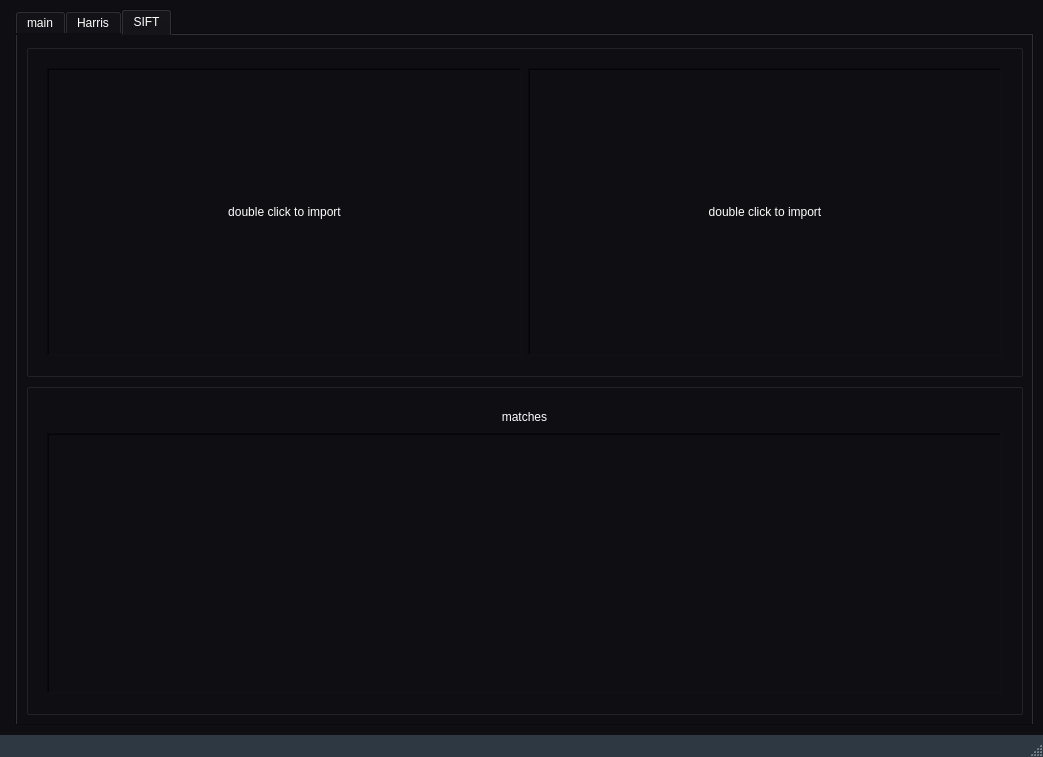
Before: the Qt Designer form ui.ui in Eagle-E-Y-E/KeyMatch, drawn with Qt 5.
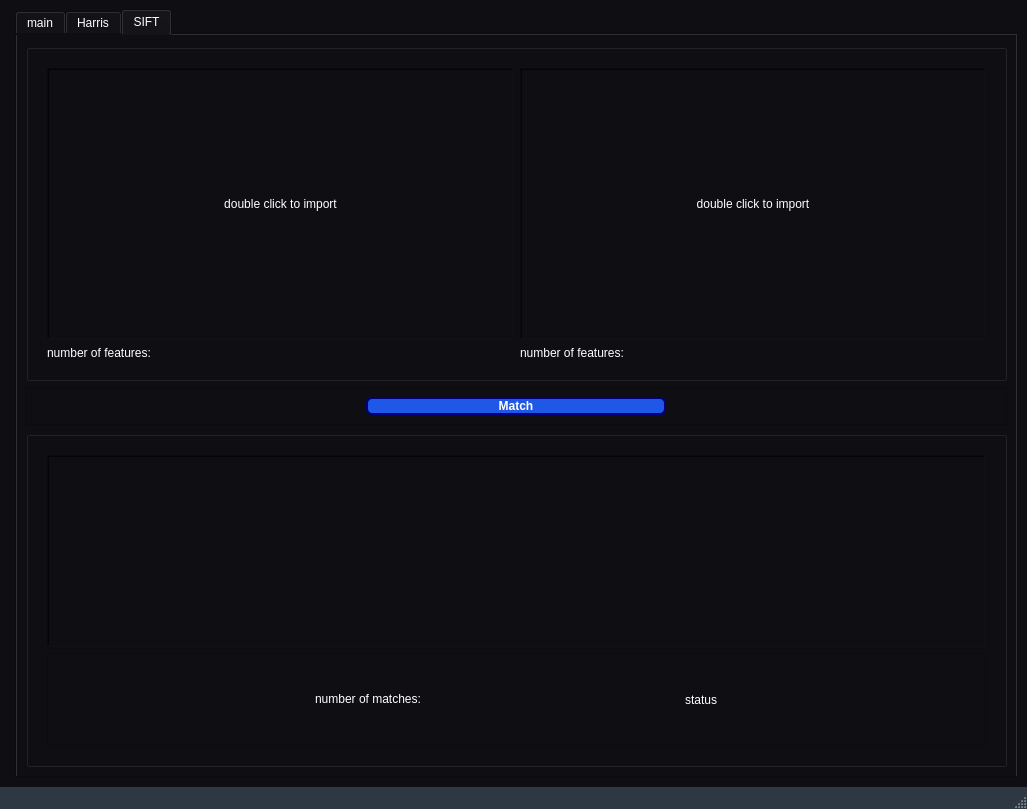
After: the same form once the commit is applied. The open tabs and pages were chosen to show the change. Icons and pictures are not drawn.

Diff of the .ui file:
```diff
--- a/ui.ui
+++ b/ui.ui
@@ -6,10 +6,16 @@
    <rect>
     <x>0</x>
     <y>0</y>
-    <width>1043</width>
-    <height>757</height>
+    <width>1027</width>
+    <height>809</height>
    </rect>
   </property>
+  <property name="sizePolicy">
+   <sizepolicy hsizetype="Preferred" vsizetype="Maximum">
+    <horstretch>0</horstretch>
+    <verstretch>0</verstretch>
+   </sizepolicy>
+  </property>
   <property name="windowTitle">
    <string>MainWindow</string>
   </property>
@@ -2197,8 +2203,8 @@
                  <property name="title">
                   <string/>
                  </property>
-                 <layout class="QHBoxLayout" name="horizontalLayout_10">
-                  <item>
+                 <layout class="QGridLayout" name="gridLayout">
+                  <item row="0" column="0">
                    <widget class="QLabel" name="SIFT_input_img1">
                     <property name="sizePolicy">
                      <sizepolicy hsizetype="Preferred" vsizetype="Preferred">
@@ -2235,7 +2241,30 @@
                     </property>
                    </widget>
                   </item>
-                  <item>
+                  <item row="1" column="0">
+                   <widget class="QLabel" name="num_features_img1">
+                    <property name="sizePolicy">
+                     <sizepolicy hsizetype="Preferred" vsizetype="Maximum">
+                      <horstretch>0</horstretch>
+                      <verstretch>0</verstretch>
+                     </sizepolicy>
+                    </property>
+                    <property name="text">
+                     <string>number of features: </string>
+                    </property>
+                   </widget>
+                  </item>
+                  <item row="1" column="1">
+                   <widget class="QLabel" name="num_features_img2">
+                    <property name="text">
+                     <string>number of features: </string>
+                    </property>
+                    <property name="alignment">
+                     <set>Qt::AlignLeading|Qt::AlignLeft|Qt::AlignVCenter</set>
+                    </property>
+                   </widget>
+                  </item>
+                  <item row="0" column="1">
                    <widget class="QLabel" name="SIFT_input_img2">
                     <property name="frameShape">
                      <enum>QFrame::WinPanel</enum>
@@ -2261,6 +2290,41 @@
           </layout>
          </widget>
         </item>
+        <item>
+         <widget class="QFrame" name="frame">
+          <property name="sizePolicy">
+           <sizepolicy hsizetype="Preferred" vsizetype="Maximum">
+            <horstretch>0</horstretch>
+            <verstretch>0</verstretch>
+           </sizepolicy>
+          </property>
+          <property name="frameShape">
+           <enum>QFrame::StyledPanel</enum>
+          </property>
+          <property name="frameShadow">
+           <enum>QFrame::Raised</enum>
+          </property>
+          <layout class="QHBoxLayout" name="horizontalLayout_10">
+           <item>
+            <widget class="QPushButton" name="match_btn">
+             <property name="maximumSize">
+              <size>
+               <width>300</width>
+               <height>16777215</height>
+              </size>
+             </property>
+             <property name="styleSheet">
+              <string notr="true">background-color: rgb(31, 87, 231);
+border-color: rgb(0, 0, 127);</string>
+             </property>
+             <property name="text">
+              <string>Match</string>
+             </property>
+            </widget>
+           </item>
+          </layout>
+         </widget>
+        </item>
         <item>
          <widget class="QGroupBox" name="groupBox_11">
           <property name="title">
@@ -2299,22 +2363,6 @@
                   <string/>
                  </property>
                  <layout class="QVBoxLayout" name="verticalLayout_26">
-                  <item>
-                   <widget class="QLabel" name="label_13">
-                    <property name="maximumSize">
-                     <size>
-                      <width>16777215</width>
-                      <height>20</height>
-                     </size>
-                    </property>
-                    <property name="text">
-                     <string>matches</string>
-                    </property>
-                    <property name="alignment">
-                     <set>Qt::AlignCenter</set>
-                    </property>
-                   </widget>
-                  </item>
                   <item>
                    <widget class="QGraphicsView" name="SIFT_output_img1_GV">
                     <property name="sizePolicy">
@@ -2331,6 +2379,53 @@
                     </property>
                    </widget>
                   </item>
+                  <item>
+                   <widget class="QFrame" name="frame_2">
+                    <property name="frameShape">
+                     <enum>QFrame::StyledPanel</enum>
+                    </property>
+                    <property name="frameShadow">
+                     <enum>QFrame::Raised</enum>
+                    </property>
+                    <layout class="QHBoxLayout" name="horizontalLayout_11">
+                     <item>
+                      <widget class="QLabel" name="num_matches_label">
+                       <property name="sizePolicy">
+                        <sizepolicy hsizetype="Maximum" vsizetype="Preferred">
+                         <horstretch>0</horstretch>
+                         <verstretch>0</verstretch>
+                        </sizepolicy>
+                       </property>
+                       <property name="maximumSize">
+                        <size>
+                         <width>16777215</width>
+                         <height>20</height>
+                        </size>
+                       </property>
+                       <property name="text">
+                        <string>number of matches:</string>
+                       </property>
+                       <property name="alignment">
+                        <set>Qt::AlignCenter</set>
+                       </property>
+                      </widget>
+                     </item>
+                     <item>
+                      <widget class="QLabel" name="status_label">
+                       <property name="sizePolicy">
+                        <sizepolicy hsizetype="Maximum" vsizetype="Preferred">
+                         <horstretch>0</horstretch>
+                         <verstretch>0</verstretch>
+                        </sizepolicy>
+                       </property>
+                       <property name="text">
+                        <string>status</string>
+                       </property>
+                      </widget>
+                     </item>
+                    </layout>
+                   </widget>
+                  </item>
                  </layout>
                 </widget>
                </item>
```
Left out of the diff: 2 changed lines with no effect on the pictures.
